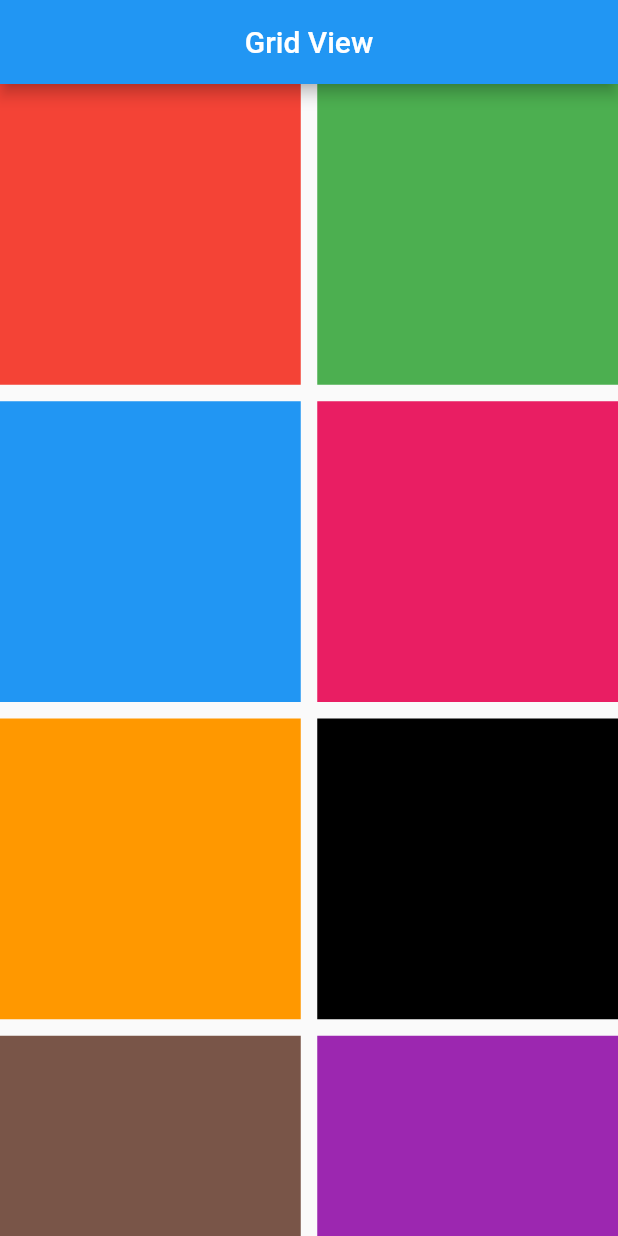
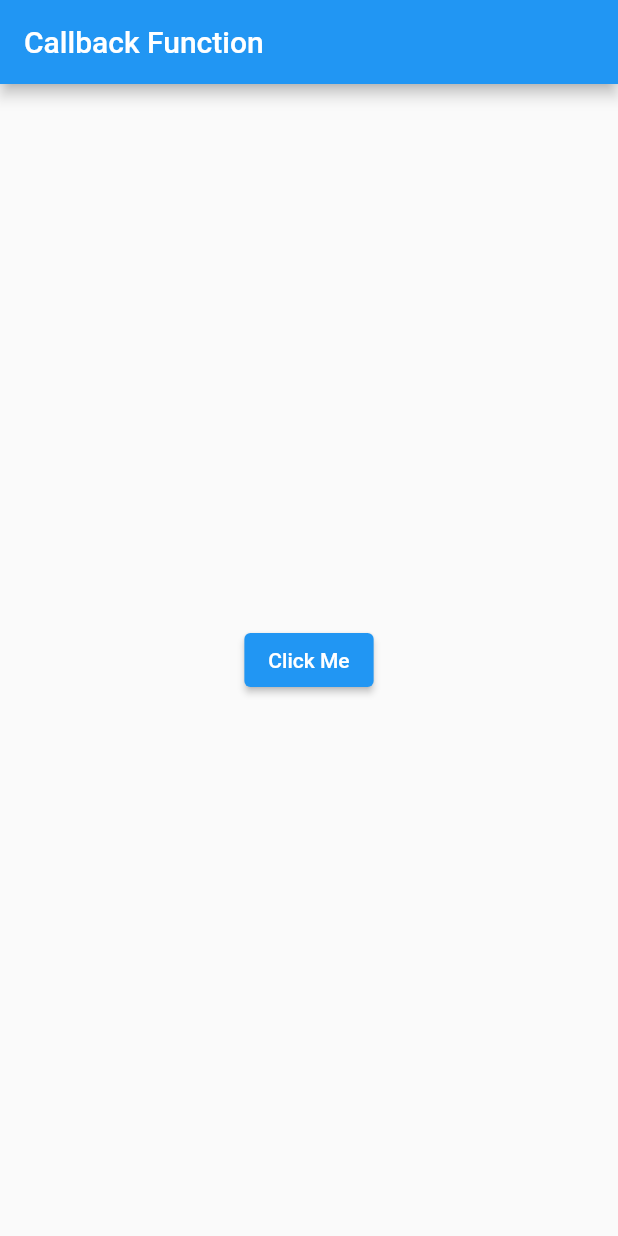
Before and after one commit to luckydarwai/Flutter, a Flutter app: the screen it shows after launch, on a phone screen of 412 x 824 dp. Run offline on Flutter 3.47's test engine with Material 2 defaults, Android fonts, the light colour scheme and no system bars.

Commit message:
callback function

```diff
--- a/lib/main.dart
+++ b/lib/main.dart
@@ -1,42 +1,35 @@
 import 'package:flutter/material.dart';
 
-void main() => runApp(const MyApp());
+void main() => runApp(MyHomePage());
 
-class MyApp extends StatelessWidget {
-  const MyApp({super.key});
+class MyHomePage extends StatefulWidget {
+  const MyHomePage({super.key});
+
+  @override
+  State<MyHomePage> createState() => _MyHomePageState();
+}
+
+class _MyHomePageState extends State<MyHomePage> {
+  callBack() {
+    print("clicked>>>>>");
+  }
 
   @override
   Widget build(BuildContext context) {
-    var arrColors = [
-      Colors.red,
-      Colors.green,
-      Colors.blue,
-      Colors.pink,
-      Colors.orange,
-      Colors.black,
-      Colors.brown,
-      Colors.purple
-    ];
     return MaterialApp(
-      debugShowCheckedModeBanner: false,
       home: Scaffold(
-          appBar: AppBar(
-            title: Center(child: Text("Grid View")),
+        appBar: AppBar(
+          title: Text("Callback Function"),
+        ),
+        body: Center(
+          child: ElevatedButton(
+            onPressed: callBack,
+            child: Text(
+              "Click Me",
+            ),
           ),
-          body: GridView.builder(
-            itemBuilder: (context, index) {
-              return Container(
-                height: 300,
-                width: 100,
-                color: arrColors[index],
-              );
-            },
-            itemCount: arrColors.length,
-            gridDelegate: SliverGridDelegateWithMaxCrossAxisExtent(
-                maxCrossAxisExtent: 200,
-                crossAxisSpacing: 11,
-                mainAxisSpacing: 11),
-          )),
+        ),
+      ),
     );
   }
 }
```
